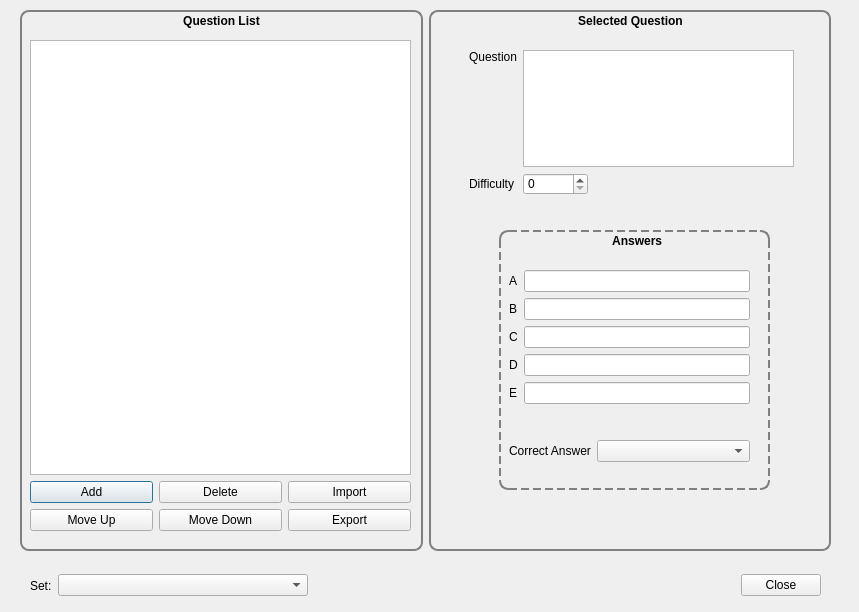
The window that designer/editset.ui (sobjornstad/clicker-quiz-manager) describes before a commit, drawn with Qt 5.
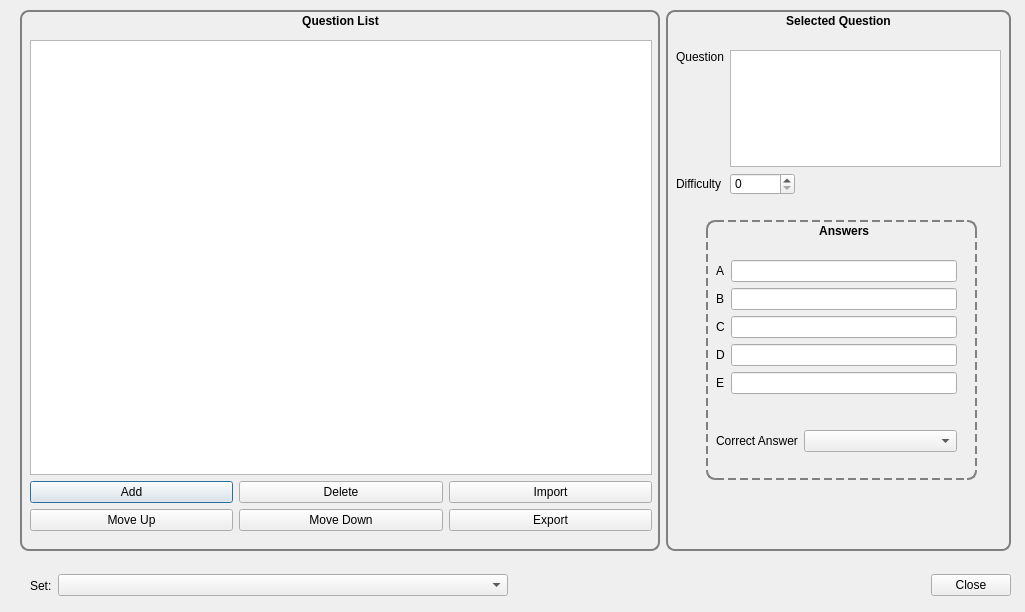
The same window after the commit.

Commit message:
increase size of several elements
As I discovered when we tried entering actual German questions with
Mama, some of the spaces aren't long enough to comfortably hold
questions.

The edit to the form file:
```diff
--- a/designer/editset.ui
+++ b/designer/editset.ui
@@ -6,7 +6,7 @@
    <rect>
     <x>0</x>
     <y>0</y>
-    <width>859</width>
+    <width>1025</width>
     <height>612</height>
    </rect>
   </property>
@@ -18,7 +18,7 @@
     <rect>
      <x>20</x>
      <y>10</y>
-     <width>811</width>
+     <width>991</width>
      <height>541</height>
     </rect>
    </property>
@@ -47,13 +47,20 @@
         <rect>
          <x>10</x>
          <y>30</y>
-         <width>381</width>
+         <width>622</width>
          <height>491</height>
         </rect>
        </property>
        <layout class="QVBoxLayout" name="verticalLayout">
         <item>
-         <widget class="QListWidget" name="questionList"/>
+         <widget class="QListWidget" name="questionList">
+          <property name="minimumSize">
+           <size>
+            <width>620</width>
+            <height>0</height>
+           </size>
+          </property>
+         </widget>
         </item>
         <item>
          <layout class="QGridLayout" name="gridLayout_2">
@@ -107,6 +114,12 @@
     </item>
     <item>
      <widget class="QGroupBox" name="groupBox_3">
+      <property name="maximumSize">
+       <size>
+        <width>345</width>
+        <height>16777215</height>
+       </size>
+      </property>
       <property name="styleSheet">
        <string notr="true">QGroupBox{
 	border: 2px solid gray;
@@ -127,8 +140,8 @@
       <widget class="QGroupBox" name="groupBox">
        <property name="geometry">
         <rect>
-         <x>70</x>
-         <y>220</y>
+         <x>40</x>
+         <y>210</y>
          <width>271</width>
          <height>260</height>
         </rect>
@@ -249,7 +262,7 @@
       <widget class="QWidget" name="layoutWidget">
        <property name="geometry">
         <rect>
-         <x>40</x>
+         <x>10</x>
          <y>40</y>
          <width>325</width>
          <height>145</height>
@@ -311,7 +324,7 @@
     <rect>
      <x>30</x>
      <y>570</y>
-     <width>791</width>
+     <width>981</width>
      <height>31</height>
     </rect>
    </property>
@@ -327,10 +340,16 @@
      <widget class="QComboBox" name="jumpCombo">
       <property name="minimumSize">
        <size>
-        <width>250</width>
+        <width>450</width>
         <height>0</height>
        </size>
       </property>
+      <property name="maximumSize">
+       <size>
+        <width>300</width>
+        <height>16777215</height>
+       </size>
+      </property>
      </widget>
     </item>
     <item>
```
Left out of the diff: 5 changed lines with no effect on the pictures.
